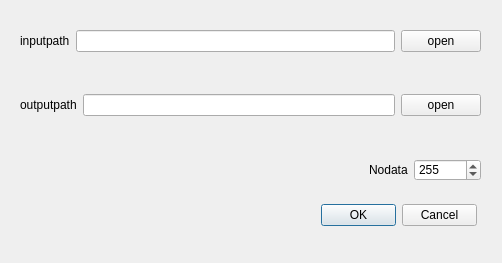
Before: the Qt Designer form ui/preProcess/band_combine.ui in scrssys/SCRS_RS_AI, drawn with Qt 5.
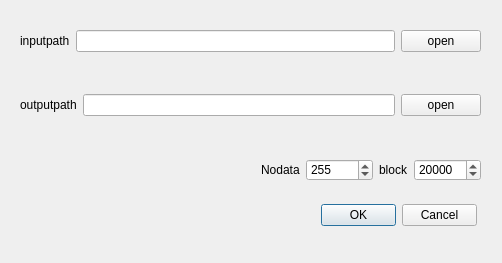
After: the same form once the commit is applied.

Commit message: 20200817 linux 2 modify index_cal.py and band_combine.py with blocks

Patch:
```diff
--- a/ui/preProcess/band_combine.ui
+++ b/ui/preProcess/band_combine.ui
@@ -156,6 +156,39 @@
         </item>
        </layout>
       </item>
+      <item>
+       <layout class="QHBoxLayout" name="horizontalLayout_6">
+        <item>
+         <widget class="QLabel" name="label_5">
+          <property name="text">
+           <string>block</string>
+          </property>
+         </widget>
+        </item>
+        <item>
+         <widget class="QSpinBox" name="spinBox_2">
+          <property name="minimumSize">
+           <size>
+            <width>0</width>
+            <height>22</height>
+           </size>
+          </property>
+          <property name="minimum">
+           <number>1000</number>
+          </property>
+          <property name="maximum">
+           <number>1000000</number>
+          </property>
+          <property name="singleStep">
+           <number>100</number>
+          </property>
+          <property name="value">
+           <number>20000</number>
+          </property>
+         </widget>
+        </item>
+       </layout>
+      </item>
      </layout>
     </item>
    </layout>
```
The commit also changes 7 other files.
